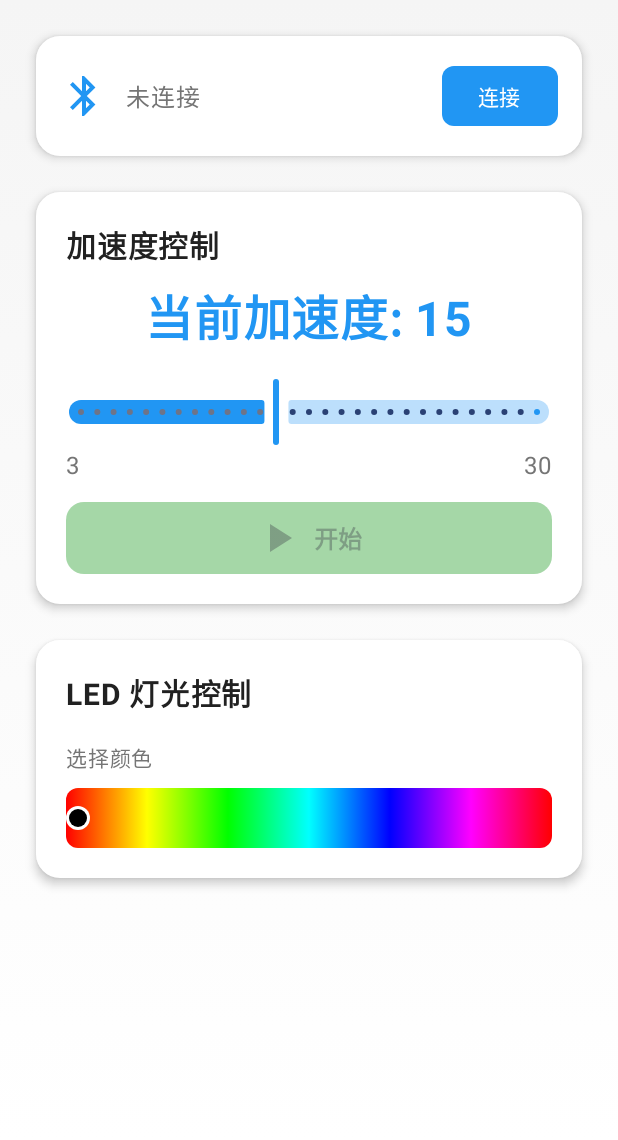
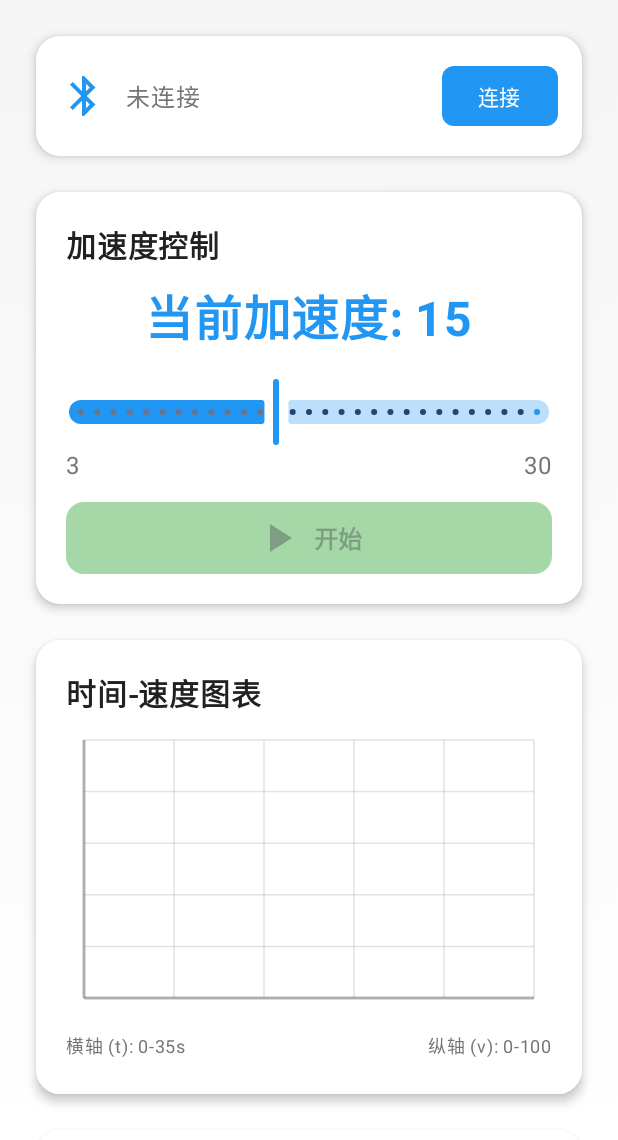
Before and after one commit to tigaliang/YPBot, an Android app built with Jetpack Compose: the screen it shows after launch (MainActivity), on a phone screen of 412 x 824 dp, the part 96-1236 px from its top. Run offline under Robolectric (Android 15) with nearby library versions, the phone set to English and light mode, and no system bars.

Commit message:
Add VelocityTimeChartCard component to visualize velocity over time, integrate it into CarControlScreen, and implement velocity data tracking in CarControlViewModel.

```diff
--- /dev/null
+++ b/YPBot-app/app/src/main/java/me/ypphy/ypbot/ui/components/VelocityTimeChartCard.kt
@@ -0,0 +1,279 @@
+package me.ypphy.ypbot.ui.components
+
+import androidx.compose.foundation.Canvas
+import androidx.compose.foundation.layout.Arrangement
+import androidx.compose.foundation.layout.Box
+import androidx.compose.foundation.layout.Column
+import androidx.compose.foundation.layout.Row
+import androidx.compose.foundation.layout.fillMaxWidth
+import androidx.compose.foundation.layout.height
+import androidx.compose.foundation.layout.padding
+import androidx.compose.foundation.shape.RoundedCornerShape
+import androidx.compose.material3.Card
+import androidx.compose.material3.CardDefaults
+import androidx.compose.material3.Text
+import androidx.compose.runtime.Composable
+import androidx.compose.ui.Alignment
+import androidx.compose.ui.Modifier
+import androidx.compose.ui.geometry.Offset
+import androidx.compose.ui.graphics.Path
+import androidx.compose.ui.graphics.drawscope.Stroke
+import androidx.compose.ui.text.font.FontWeight
+import androidx.compose.ui.tooling.preview.Preview
+import androidx.compose.ui.unit.dp
+import androidx.compose.ui.unit.sp
+import me.ypphy.ypbot.ui.theme.CardBackground
+import me.ypphy.ypbot.ui.theme.PrimaryBlue
+import me.ypphy.ypbot.ui.theme.TextPrimary
+import me.ypphy.ypbot.ui.theme.TextSecondary
+import me.ypphy.ypbot.ui.theme.YPBotTheme
+import me.ypphy.ypbot.ui.viewmodel.CarControlViewModel.VelocityDataPoint
+
+@Composable
+fun VelocityTimeChartCard(
+    velocityHistory: List<VelocityDataPoint>
+) {
+    Card(
+        modifier = Modifier.fillMaxWidth(),
+        shape = RoundedCornerShape(16.dp),
+        colors = CardDefaults.cardColors(
+            containerColor = CardBackground
+        ),
+        elevation = CardDefaults.cardElevation(defaultElevation = 4.dp)
+    ) {
+        Column(
+            modifier = Modifier
+                .fillMaxWidth()
+                .padding(20.dp)
+        ) {
+            Text(
+                text = "时间-速度图表",
+                fontSize = 20.sp,
+                fontWeight = FontWeight.Bold,
+                color = TextPrimary
+            )
+
+            // 计算时间范围（显示最近35秒的数据，或所有数据如果少于35秒）
+            val maxTime = velocityHistory.maxOfOrNull { it.time } ?: 35000L
+            val timeRange = maxOf(maxTime, 35000L) // 至少显示35秒
+            val minTime = maxOf(0L, maxTime - timeRange)
+
+            // 速度范围固定为 0-100
+            val velocityMin = 0
+            val velocityMax = 100
+
+            // 图表尺寸
+            val chartHeight = 200.dp
+
+            VelocityTimeChart(
+                data = velocityHistory,
+                timeRange = timeRange,
+                minTime = minTime,
+                velocityMin = velocityMin,
+                velocityMax = velocityMax,
+                modifier = Modifier
+                    .fillMaxWidth()
+                    .height(chartHeight)
+                    .padding(top = 4.dp)
+            )
+
+            // 显示坐标轴标签
+            Row(
+                modifier = Modifier
+                    .fillMaxWidth()
+                    .padding(top = 8.dp),
+                horizontalArrangement = Arrangement.SpaceBetween
+            ) {
+                Text(
+                    text = "横轴 (t): 0-35s",
+                    fontSize = 12.sp,
+                    color = TextSecondary
+                )
+                Text(
+                    text = "纵轴 (v): 0-100",
+                    fontSize = 12.sp,
+                    color = TextSecondary
+                )
+            }
+        }
+    }
+}
+
+@Composable
+private fun VelocityTimeChart(
+    data: List<VelocityDataPoint>,
+    timeRange: Long,
+    minTime: Long,
+    velocityMin: Int,
+    velocityMax: Int,
+    modifier: Modifier = Modifier
+) {
+    Canvas(modifier = modifier) {
+        val padding = 12.dp.toPx()
+        val chartWidth = size.width - padding * 2
+        val chartHeight = size.height - padding * 2
+
+        // 绘制坐标轴
+        val axisColor = TextSecondary.copy(alpha = 0.5f)
+        val gridColor = TextSecondary.copy(alpha = 0.2f)
+
+        // X轴（时间轴）
+        drawLine(
+            color = axisColor,
+            start = Offset(padding, size.height - padding),
+            end = Offset(size.width - padding, size.height - padding),
+            strokeWidth = 2.dp.toPx()
+        )
+
+        // Y轴（速度轴）
+        drawLine(
+            color = axisColor,
+            start = Offset(padding, padding),
+            end = Offset(padding, size.height - padding),
+            strokeWidth = 2.dp.toPx()
+        )
+
+        // 绘制网格线
+        // 水平网格线（速度）
+        for (i in 0..5) {
+            val y = padding + (chartHeight / 5) * i
+            drawLine(
+                color = gridColor,
+                start = Offset(padding, y),
+                end = Offset(size.width - padding, y),
+                strokeWidth = 1.dp.toPx()
+            )
+        }
+
+        // 垂直网格线（时间）
+        for (i in 0..5) {
+            val x = padding + (chartWidth / 5) * i
+            drawLine(
+                color = gridColor,
+                start = Offset(x, padding),
+                end = Offset(x, size.height - padding),
+                strokeWidth = 1.dp.toPx()
+            )
+        }
+
+        // 绘制数据点连线（仅在数据不为空时）
+        if (data.size > 1) {
+            val path = Path()
+            var isFirst = true
+
+            for (point in data) {
+                val x = padding + ((point.time - minTime).toFloat() / timeRange) * chartWidth
+                val y = size.height - padding - ((point.velocity - velocityMin).toFloat() / (velocityMax - velocityMin)) * chartHeight
+
+                if (isFirst) {
+                    path.moveTo(x, y)
+                    isFirst = false
+                } else {
+                    path.lineTo(x, y)
+                }
+            }
+
+            // 绘制连线
+            drawPath(
+                path = path,
+                color = PrimaryBlue,
+                style = Stroke(width = 1.dp.toPx())
+            )
+
+            // 绘制数据点
+            for (point in data) {
+                val x = padding + ((point.time - minTime).toFloat() / timeRange) * chartWidth
+                val y = size.height - padding - ((point.velocity - velocityMin).toFloat() / (velocityMax - velocityMin)) * chartHeight
+
+                drawCircle(
+                    color = PrimaryBlue,
+                    radius = 2.dp.toPx(),
+                    center = Offset(x, y)
+                )
+            }
+        } else if (data.size == 1) {
+            // 只有一个数据点时，只绘制一个点
+            val point = data[0]
+            val x = padding + ((point.time - minTime).toFloat() / timeRange) * chartWidth
+            val y = size.height - padding - ((point.velocity - velocityMin).toFloat() / (velocityMax - velocityMin)) * chartHeight
+
+            drawCircle(
+                color = PrimaryBlue,
+                radius = 4.dp.toPx(),
+                center = Offset(x, y)
+            )
+        }
+    }
+}
+
+@Preview(showBackground = true)
+@Composable
+private fun VelocityTimeChartCardPreviewEmpty() {
+    YPBotTheme {
+        VelocityTimeChartCard(
+            velocityHistory = emptyList()
+        )
+    }
+}
+
+@Preview(showBackground = true)
+@Composable
+private fun VelocityTimeChartCardPreviewWithData() {
+    YPBotTheme {
+        // 生成示例数据：模拟30秒内的速度变化
+        val sampleData = (0..30).map { second ->
+            val time = second * 1000L // 转换为毫秒
+            // 模拟速度从0逐渐增加到80，然后下降
+            val velocity = when {
+                second < 10 -> (second * 8) // 0-80
+                second < 20 -> 80 - ((second - 10) * 4) // 80-40
+                else -> 40 + ((second - 20) * 3) // 40-70
+            }.coerceIn(0, 100)
+            VelocityDataPoint(time, velocity)
+        }
+
+        VelocityTimeChartCard(
+            velocityHistory = sampleData
+        )
+    }
+}
+
+@Preview(showBackground = true)
+@Composable
+private fun VelocityTimeChartCardPreviewLongData() {
+    YPBotTheme {
+        // 生成示例数据：模拟35秒内的速度变化，包含更多数据点
+        val sampleData = (0..35 step 2).map { second ->
+            val time = second * 1000L // 转换为毫秒
+            // 模拟正弦波速度变化
+            val velocity = (50 + 30 * kotlin.math.sin(second * 0.2)).toInt().coerceIn(0, 100)
+            VelocityDataPoint(time, velocity)
+        }
+
+        VelocityTimeChartCard(
+            velocityHistory = sampleData
+        )
+    }
+}
+
+@Preview(showBackground = true)
+@Composable
+private fun VelocityTimeChartCardPreviewAccelerateToMax() {
+    YPBotTheme {
+        // 生成示例数据：前30秒速度从0增加到100，然后保持100不变
+        val sampleData = (0..35).map { second ->
+            val time = second * 1000L // 转换为毫秒
+            // 前30秒从0线性增加到100，30秒后保持100
+            val velocity = if (second <= 30) {
+                (second * 100 / 30).coerceIn(0, 100) // 0-30秒：0到100线性增长
+            } else {
+                100 // 30秒后：保持100
+            }
+            VelocityDataPoint(time, velocity)
+        }
+
+        VelocityTimeChartCard(
+            velocityHistory = sampleData
+        )
+    }
+}
--- a/YPBot-app/app/src/main/java/me/ypphy/ypbot/ui/screen/CarControlScreen.kt
+++ b/YPBot-app/app/src/main/java/me/ypphy/ypbot/ui/screen/CarControlScreen.kt
@@ -72,6 +72,7 @@ import me.ypphy.ypbot.ui.theme.PrimaryBlue
 import me.ypphy.ypbot.ui.theme.TextPrimary
 import me.ypphy.ypbot.ui.theme.TextSecondary
 import me.ypphy.ypbot.ui.viewmodel.CarControlViewModel
+import me.ypphy.ypbot.ui.components.VelocityTimeChartCard
 
 @SuppressLint("MissingPermission")
 @OptIn(ExperimentalMaterial3Api::class)
@@ -82,6 +83,7 @@ fun CarControlScreen(
     val discoveredDevices by viewModel.discoveredDevices.collectAsState()
     val isScanning by viewModel.isScanning.collectAsState()
     val carStatus by viewModel.carStatus.collectAsState()
+    val velocityHistory by viewModel.velocityHistory.collectAsState()
 
     Scaffold(
         modifier = Modifier.fillMaxSize(),
@@ -144,6 +146,11 @@ fun CarControlScreen(
                             viewModel.startCar()
                         }
                     }
+                )
+
+                // Velocity-Time Chart Card (only shown when car is running)
+                VelocityTimeChartCard(
+                    velocityHistory = velocityHistory
                 )
 
                 // LED Color Control Card
--- a/YPBot-app/app/src/main/java/me/ypphy/ypbot/ui/viewmodel/CarControlViewModel.kt
+++ b/YPBot-app/app/src/main/java/me/ypphy/ypbot/ui/viewmodel/CarControlViewModel.kt
@@ -5,6 +5,7 @@ import androidx.compose.runtime.mutableFloatStateOf
 import androidx.compose.runtime.mutableStateOf
 import androidx.compose.runtime.setValue
 import androidx.lifecycle.ViewModel
+import androidx.lifecycle.viewModelScope
 import kotlinx.coroutines.CoroutineScope
 import kotlinx.coroutines.Dispatchers
 import kotlinx.coroutines.flow.StateFlow
@@ -12,6 +13,9 @@ import kotlinx.coroutines.launch
 import me.ypphy.ypbot.BluetoothManager
 import me.ypphy.ypbot.ConnectionResult
 import me.ypphy.ypbot.data.model.BluetoothDeviceInfo
+import kotlinx.coroutines.flow.MutableStateFlow
+import kotlinx.coroutines.flow.asStateFlow
+import kotlinx.coroutines.flow.combine
 
 class CarControlViewModel(
     private val bluetoothManager: BluetoothManager
@@ -54,6 +58,29 @@ class CarControlViewModel(
     val isScanning: StateFlow<Boolean> = bluetoothManager.isScanning
     val carStatus: StateFlow<me.ypphy.ypbot.data.model.CarStatus> = bluetoothManager.carStatus
 
+    // 速度-时间数据记录
+    data class VelocityDataPoint(val time: Long, val velocity: Int)
+    private val _velocityHistory = MutableStateFlow<List<VelocityDataPoint>>(emptyList())
+    val velocityHistory = _velocityHistory.asStateFlow()
+
+    private var startTime: Long? = null
+
+    init {
+        // 持续监听速度变化，当 isRunning 为 true 时记录数据
+        viewModelScope.launch {
+            carStatus.collect { status ->
+                // 每次都检查当前的 isRunning 状态
+                val running = isRunning
+                if (running && startTime != null) {
+                    val currentTime = System.currentTimeMillis()
+                    val elapsedTime = currentTime - startTime!!
+                    val newDataPoint = VelocityDataPoint(elapsedTime, status.velocity)
+                    _velocityHistory.value = (_velocityHistory.value + newDataPoint).takeLast(1000) // 保留最近1000个数据点
+                }
+            }
+        }
+    }
+
     fun updateAcceleration(value: Float) {
         acceleration = value
         if (isRunning && isConnected) {
@@ -64,6 +91,8 @@ class CarControlViewModel(
     fun startCar() {
         if (isConnected) {
             isRunning = true
+            startTime = System.currentTimeMillis()
+            _velocityHistory.value = emptyList()
             bluetoothManager.sendStart(acceleration.toInt())
         }
     }
@@ -71,6 +100,7 @@ class CarControlViewModel(
     fun stopCar() {
         if (isConnected) {
             isRunning = false
+            startTime = null
             bluetoothManager.sendStop()
         }
     }
```
